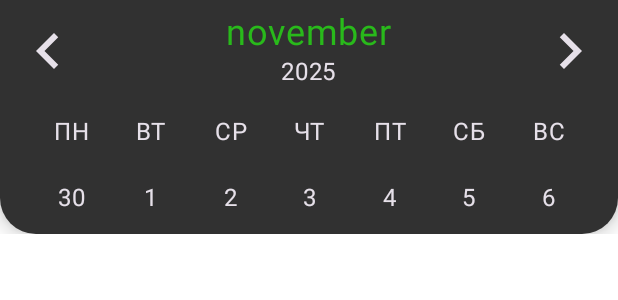
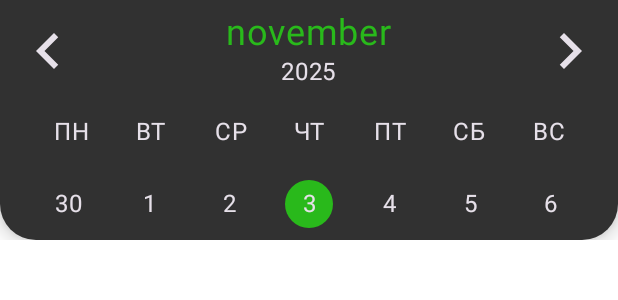
Before and after one commit to NineDer56/MySpbstuSchedule, an Android app built with Jetpack Compose: the @Preview function ScheduleContentPreview, on a phone screen of 412 x 824 dp. Shown: the top 300 px of the screen. Run offline under Robolectric (Android 15) with nearby library versions, the phone set to English and light mode, and no system bars.

Commit message:
add animation for selected day

```diff
--- a/app/src/main/java/com/example/myspbstuschedule/presentation/screens/schedule/ScheduleContent.kt
+++ b/app/src/main/java/com/example/myspbstuschedule/presentation/screens/schedule/ScheduleContent.kt
@@ -1,8 +1,12 @@
 package com.example.myspbstuschedule.presentation.screens.schedule
 
 import android.util.Log
+import androidx.compose.animation.animateColorAsState
+import androidx.compose.animation.core.tween
+import androidx.compose.foundation.background
 import androidx.compose.foundation.clickable
 import androidx.compose.foundation.layout.Arrangement
+import androidx.compose.foundation.layout.Box
 import androidx.compose.foundation.layout.Column
 import androidx.compose.foundation.layout.Row
 import androidx.compose.foundation.layout.Spacer
@@ -12,6 +16,7 @@ import androidx.compose.foundation.layout.size
 import androidx.compose.foundation.pager.HorizontalPager
 import androidx.compose.foundation.pager.PagerState
 import androidx.compose.foundation.pager.rememberPagerState
+import androidx.compose.foundation.shape.CircleShape
 import androidx.compose.foundation.shape.RoundedCornerShape
 import androidx.compose.material.icons.Icons
 import androidx.compose.material.icons.automirrored.outlined.KeyboardArrowLeft
@@ -25,10 +30,13 @@ import androidx.compose.material3.MaterialTheme
 import androidx.compose.material3.Text
 import androidx.compose.runtime.Composable
 import androidx.compose.runtime.LaunchedEffect
+import androidx.compose.runtime.getValue
 import androidx.compose.runtime.rememberCoroutineScope
 import androidx.compose.runtime.snapshotFlow
 import androidx.compose.ui.Alignment
 import androidx.compose.ui.Modifier
+import androidx.compose.ui.draw.clip
+import androidx.compose.ui.graphics.Color
 import androidx.compose.ui.text.style.TextAlign
 import androidx.compose.ui.tooling.preview.Preview
 import androidx.compose.ui.unit.dp
@@ -47,8 +55,9 @@ private const val PAGE_COUNT = Int.MAX_VALUE
 fun ScheduleContent(
     modifier: Modifier = Modifier,
     dates: List<LocalDate>,
+    selectedDay: Int,
     onDateChange: (offset: Int) -> Unit,
-    onDayOfWeekClick : (dayOfWeek : Int) -> Unit
+    onDayOfWeekClick: (dayOfWeek: Int) -> Unit
 ) {
     val horizontalPagerState = rememberPagerState(
         initialPage = INITIAL_PAGE,
@@ -99,6 +108,7 @@ fun ScheduleContent(
                 WeekScroller(
                     pagerState = horizontalPagerState,
                     dates = dates,
+                    selectedDay = selectedDay,
                     onDayOfWeekClick = onDayOfWeekClick
                 )
             }
@@ -194,6 +204,7 @@ fun DaysOfMonth() {
 fun WeekScroller(
     pagerState: PagerState,
     dates: List<LocalDate>,
+    selectedDay: Int,
     onDayOfWeekClick: (dayOfWeek: Int) -> Unit
 ) {
     HorizontalPager(
@@ -203,18 +214,31 @@ fun WeekScroller(
             modifier = Modifier.fillMaxWidth(),
             horizontalArrangement = Arrangement.SpaceEvenly
         ) {
-//            val dates = get7DaysOfWeek(page - INITIAL_PAGE)
+            dates.forEach {
+                val dayOfWeek = it.dayOfWeek.value
+                val isSelected = selectedDay == dayOfWeek
 
-            dates.forEach {
-                Text(
-                    text = it.dayOfMonth.toString(),
+                val selectedDayColor by animateColorAsState(
+                    targetValue = if (isSelected) MaterialTheme.colorScheme.primary else Color.Transparent,
+                    animationSpec = tween(durationMillis = 400)
+                )
+
+                Box(
                     modifier = Modifier
-                        .size(28.dp)
-                        .clickable { onDayOfWeekClick(it.dayOfWeek.value) }
-                    ,
-                    textAlign = TextAlign.Center,
-                    color = MaterialTheme.colorScheme.onBackground
-                )
+                        .size(32.dp)
+                        .clip(CircleShape)
+                        .background(selectedDayColor)
+                        .clickable {
+                            onDayOfWeekClick(dayOfWeek)
+                        },
+                    contentAlignment = Alignment.Center
+                ) {
+                    Text(
+                        text = it.dayOfMonth.toString(),
+                        textAlign = TextAlign.Center,
+                        color = MaterialTheme.colorScheme.onBackground
+                    )
+                }
             }
         }
     }
@@ -238,7 +262,8 @@ fun ScheduleContentPreview() {
                 LocalDate.now().plusDays(6),
             ),
             onDateChange = {},
-            onDayOfWeekClick = {}
+            onDayOfWeekClick = {},
+            selectedDay = 3
         )
     }
 }
--- a/app/src/main/java/com/example/myspbstuschedule/presentation/screens/schedule/ScheduleScreen.kt
+++ b/app/src/main/java/com/example/myspbstuschedule/presentation/screens/schedule/ScheduleScreen.kt
@@ -35,6 +35,7 @@ fun ScheduleScreen(
             modifier = Modifier
                 .padding(contentPadding),
             dates = state.weekDays,
+            selectedDay = state.selectedDayOfWeek,
             onDateChange = { offset ->
                 viewModel.get7DaysOfWeek(offset)
                 viewModel.getSchedule()
```
